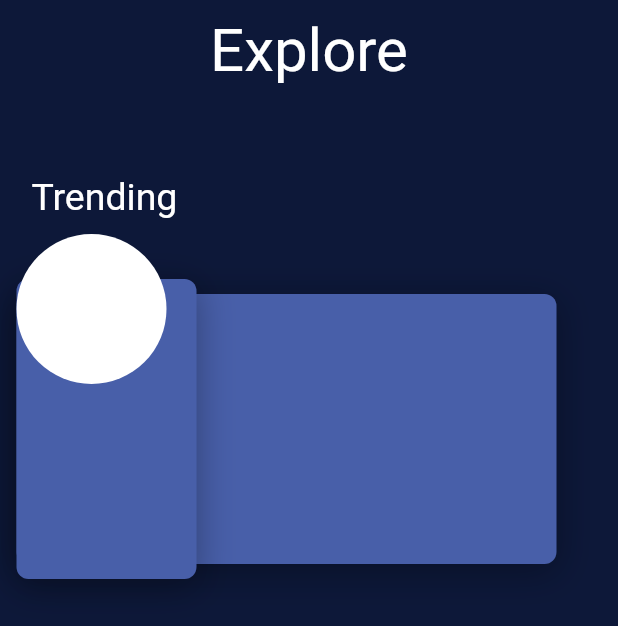
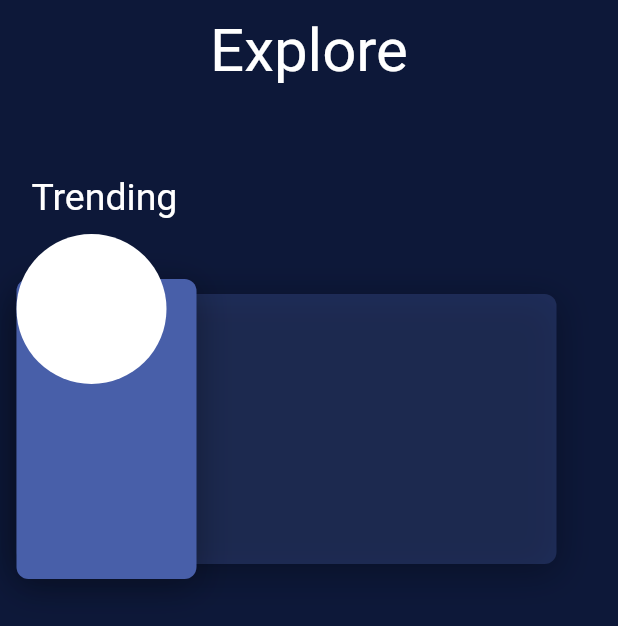
Before and after one commit to H34v3nlyD3n3b/Challenge, a Flutter app: the screen it shows after launch, on a phone screen of 412 x 824 dp. Shown: the top 626 px of the screen. Run offline on Flutter 3.47's test engine with Material 2 defaults, Android fonts, the phone set to English and light mode, and no system bars.

Commit message:
bg change

```diff
--- a/lib/main.dart
+++ b/lib/main.dart
@@ -64,7 +64,7 @@ class _DashboardState extends State<Dashboard> {
                     child : Container(
                       decoration: BoxDecoration(
                         borderRadius: BorderRadius.circular(8),
-                        color: Color(0xFF485fa9),
+                        color: Color(0x4D485fa9),//to bass aise hi krta jaa changes
                         boxShadow: [
                           new BoxShadow(
                               color: Color(0x4D000000),
```
